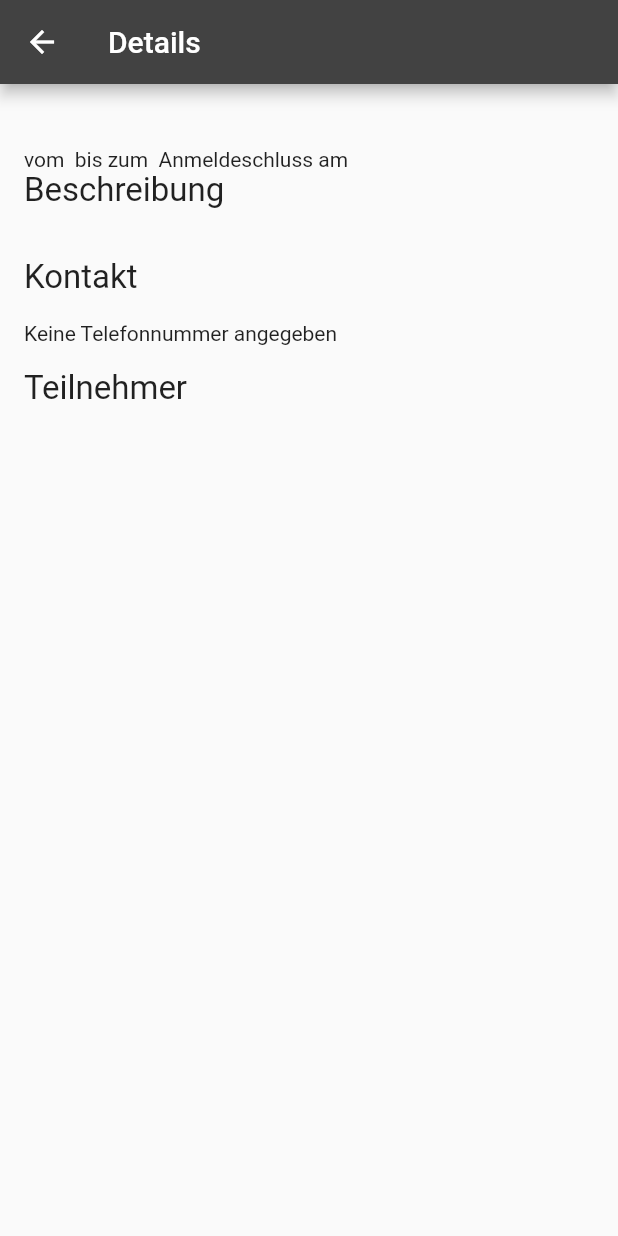
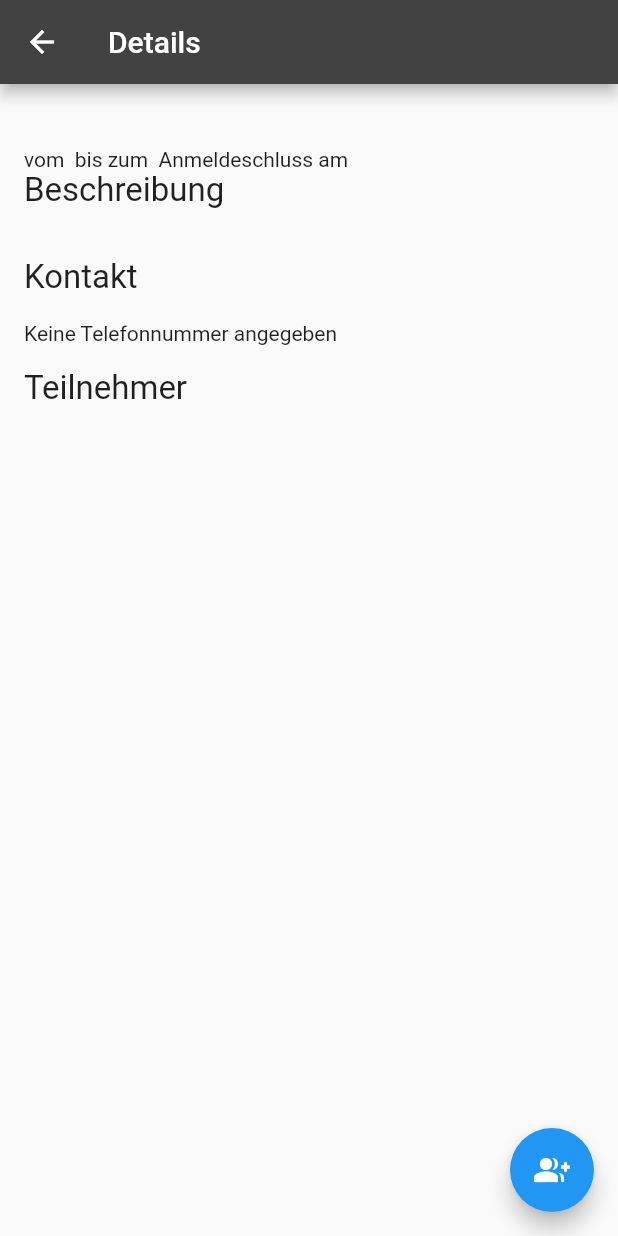
Before and after one commit to neominik/kcstm_flutter, a Flutter app: the DetailScreen screen opened directly with empty values, on a phone screen of 412 x 824 dp. Run offline on Flutter 3.47's test engine with Material 2 defaults, Android fonts, the phone set to English and light mode, and no system bars; network calls fail.

Commit message:
Add button to participate

```diff
--- a/lib/detail_screen.dart
+++ b/lib/detail_screen.dart
@@ -9,24 +9,36 @@ class DetailScreen extends StatelessWidget {
 
   @override
   Widget build(BuildContext context) {
-    final _headlineFont = const TextStyle(fontSize: 22.0);
-    final date = event.dateStart != null
-        ? 'vom ${event.dateStart} bis zum ${event.dateEnd}'
-        : 'am ${event.dateSingle}';
-    final participants = event.participants.split(RegExp(r"[,;]")).map((s) =>
-        s.trim()).join('\n');
     return Scaffold(
       appBar: AppBar(
         title: Text('Details'),
       ),
-        body: ListView(
+      body: _buildDetails(),
+      floatingActionButton: FloatingActionButton(
+        onPressed: () {},
+        tooltip: 'Mitfahren',
+        child: Icon(Icons.group_add),
+      ),
+    );
+  }
+
+  Widget _buildDetails() {
+    final _headlineFont = const TextStyle(fontSize: 22.0);
+    final _date = event.dateStart != null
+        ? 'vom ${event.dateStart} bis zum ${event.dateEnd}'
+        : 'am ${event.dateSingle}';
+    final _participants = event.participants
+        .split(RegExp(r"[,;]"))
+        .map((s) => s.trim())
+        .join('\n');
+    return ListView(
       padding: const EdgeInsets.all(16.0),
       children: <Widget>[
         Text(
           event.title,
           style: _headlineFont,
         ),
-            Text('$date Anmeldeschluss am ${event.registerDate}'),
+        Text('$_date Anmeldeschluss am ${event.registerDate}'),
         Text(
           'Beschreibung',
           style: _headlineFont,
@@ -46,8 +58,8 @@ class DetailScreen extends StatelessWidget {
           'Teilnehmer',
           style: _headlineFont,
         ),
-            Text(participants),
+        Text(_participants),
       ],
-        ));
+    );
   }
 }
```
Lines whose indentation alone changed are shown as unchanged.
